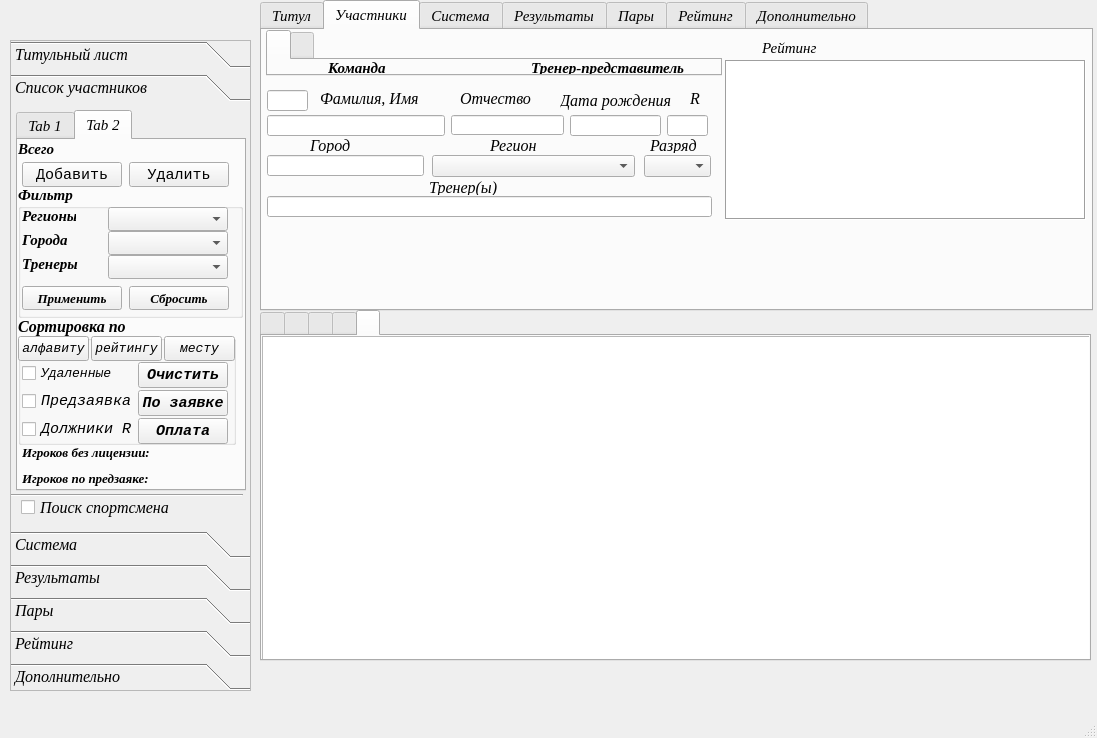
Qt form UI/main_window.ui (Kaspar0810/Competitions_TT) before a commit.
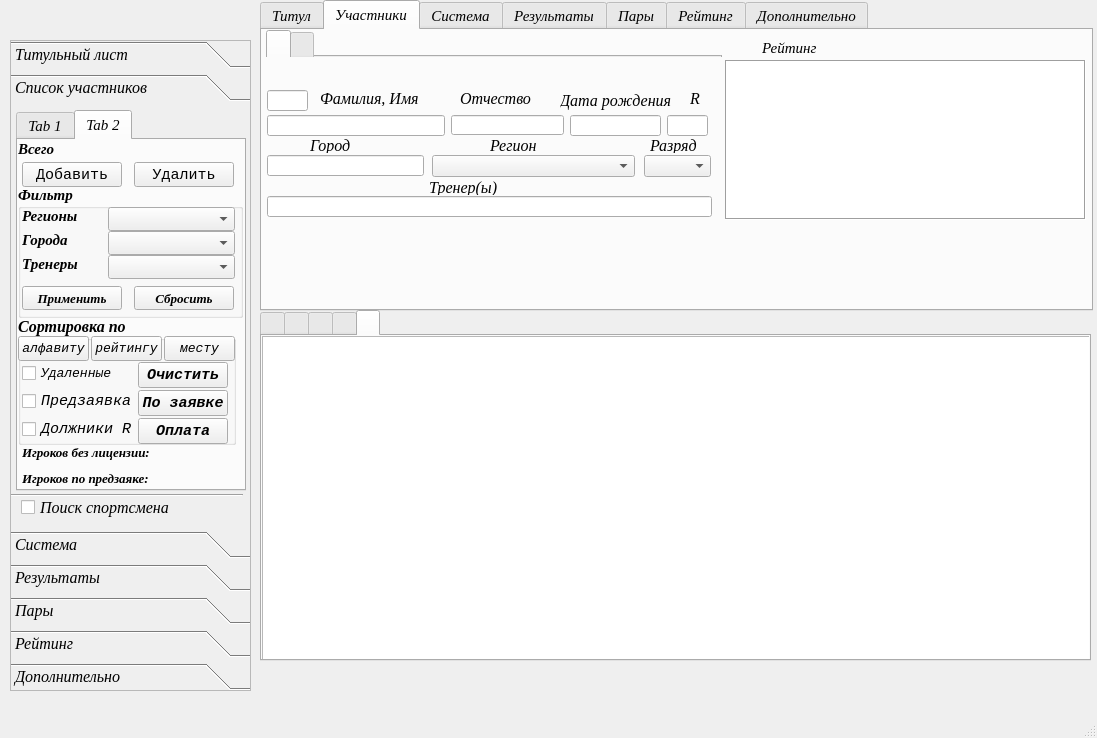
The same form after that commit. The open tabs and pages were chosen to show the change. Icons and pictures are not drawn.

What changed in the file:
```diff
--- a/UI/main_window.ui
+++ b/UI/main_window.ui
@@ -883,7 +883,7 @@
         <x>4</x>
         <y>0</y>
         <width>456</width>
-        <height>46</height>
+        <height>27</height>
        </rect>
       </property>
       <property name="currentIndex">
@@ -925,6 +925,7 @@
         <property name="font">
          <font>
           <family>Times New Roman</family>
+          <pointsize>12</pointsize>
           <weight>75</weight>
           <italic>true</italic>
           <bold>true</bold>
@@ -937,7 +938,7 @@
        <widget class="QLabel" name="label_36">
         <property name="geometry">
          <rect>
-          <x>263</x>
+          <x>267</x>
           <y>0</y>
           <width>171</width>
           <height>16</height>
@@ -946,6 +947,7 @@
         <property name="font">
          <font>
           <family>Times New Roman</family>
+          <pointsize>12</pointsize>
           <weight>75</weight>
           <italic>true</italic>
           <bold>true</bold>
@@ -5836,7 +5838,7 @@
           <rect>
            <x>4</x>
            <y>22</y>
-           <width>54</width>
+           <width>71</width>
            <height>18</height>
           </rect>
          </property>
@@ -5856,7 +5858,7 @@
           <rect>
            <x>90</x>
            <y>22</y>
-           <width>120</width>
+           <width>127</width>
            <height>24</height>
           </rect>
          </property>
@@ -5881,7 +5883,7 @@
           <rect>
            <x>4</x>
            <y>46</y>
-           <width>45</width>
+           <width>71</width>
            <height>18</height>
           </rect>
          </property>
@@ -5901,7 +5903,7 @@
           <rect>
            <x>90</x>
            <y>46</y>
-           <width>120</width>
+           <width>127</width>
            <height>24</height>
           </rect>
          </property>
@@ -5929,7 +5931,7 @@
           <rect>
            <x>4</x>
            <y>70</y>
-           <width>57</width>
+           <width>71</width>
            <height>18</height>
           </rect>
          </property>
@@ -5949,7 +5951,7 @@
           <rect>
            <x>90</x>
            <y>70</y>
-           <width>120</width>
+           <width>127</width>
            <height>24</height>
           </rect>
          </property>
@@ -6001,7 +6003,7 @@
         <widget class="QPushButton" name="Button_reset_fltr_list">
          <property name="geometry">
           <rect>
-           <x>111</x>
+           <x>116</x>
            <y>101</y>
            <width>100</width>
            <height>24</height>
@@ -6312,7 +6314,7 @@
        <widget class="QPushButton" name="Button_del_player">
         <property name="geometry">
          <rect>
-          <x>111</x>
+          <x>116</x>
           <y>22</y>
           <width>100</width>
           <height>25</height>
```
Left out of the diff: 64 changed lines with no effect on the pictures.
